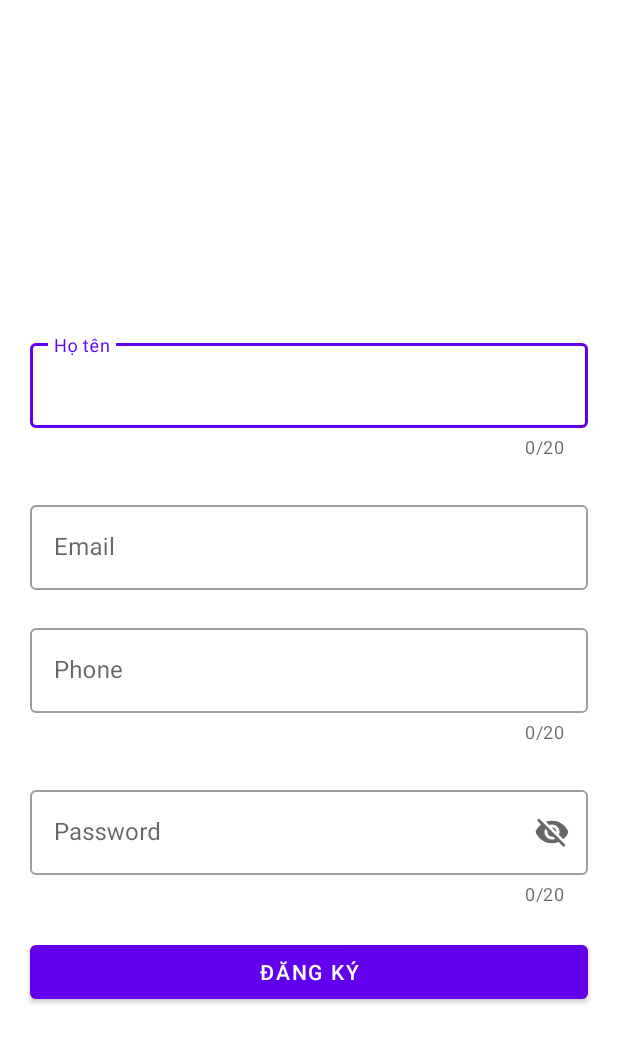
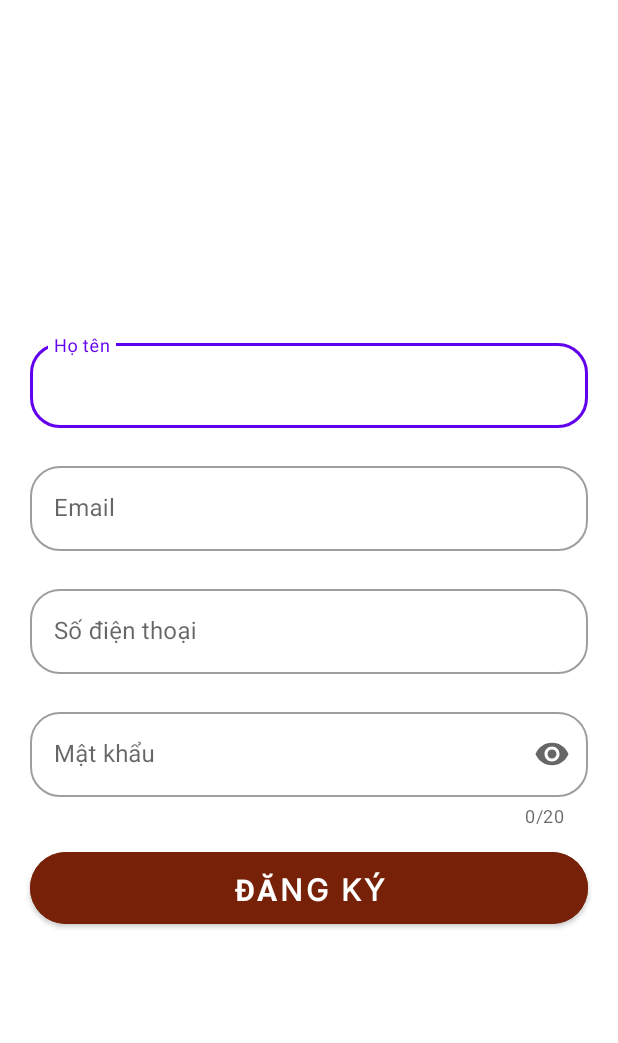
Before and after one commit to vietthong31/pizzaking, an Android app: the layout activity_register.xml on its own in the app's theme, with its tools: preview values and no code run, on a phone screen of 412 x 824 dp. Shown: the top 1043 px of the screen. Run offline under Robolectric (Android 15) with nearby library versions, the phone set to English and light mode, and no system bars.

Commit message:
register, login, main changes. firebase-bom added.

```diff
--- a/app/build.gradle
+++ b/app/build.gradle
@@ -42,8 +42,10 @@ dependencies {
     androidTestImplementation 'androidx.test.ext:junit:1.1.4'
     androidTestImplementation 'androidx.test.espresso:espresso-core:3.5.0'
 
-    implementation 'com.google.firebase:firebase-auth:21.1.0'
-    implementation 'com.google.firebase:firebase-database:20.0.0'
+    implementation platform('com.google.firebase:firebase-bom:31.1.1')
+
+    implementation 'com.google.firebase:firebase-auth'
+    implementation 'com.google.firebase:firebase-database'
     implementation 'com.firebaseui:firebase-ui-database:8.0.2'
     implementation 'com.google.firebase:firebase-firestore'
     implementation 'com.google.firebase:firebase-storage'
--- a/app/src/main/res/layout/activity_main.xml
+++ b/app/src/main/res/layout/activity_main.xml
@@ -28,7 +28,7 @@
         android:fontFamily="@font/inter"
         android:text="PIZZAKING"
         android:textColor="@color/white"
-        android:textSize="48sp"
+        android:textSize="60sp"
         android:textStyle="bold"
         app:layout_constraintEnd_toEndOf="parent"
         app:layout_constraintStart_toStartOf="parent"
@@ -39,8 +39,9 @@
         android:layout_width="0dp"
         android:layout_height="wrap_content"
         android:layout_marginStart="32dp"
-        android:layout_marginTop="60dp"
+        android:layout_marginTop="40dp"
         android:layout_marginEnd="32dp"
+        android:backgroundTint="@color/darkBrown"
         android:fontFamily="@font/inter"
         android:paddingHorizontal="20dp"
         android:paddingVertical="10dp"
@@ -66,6 +67,7 @@
         android:text="ĐĂNG KÝ"
         android:textSize="20sp"
         android:textStyle="bold"
+        android:backgroundTint="@color/darkBrown"
         app:cornerRadius="24dp"
         app:layout_constraintEnd_toEndOf="parent"
         app:layout_constraintStart_toStartOf="parent"
--- a/app/src/main/res/layout/activity_register.xml
+++ b/app/src/main/res/layout/activity_register.xml
@@ -29,8 +29,10 @@
             android:layout_marginStart="20dp"
             android:layout_marginTop="20dp"
             android:layout_marginEnd="20dp"
-            android:hint="Họ tên"
-            app:counterEnabled="true"
+            app:boxCornerRadiusBottomEnd="20dp"
+            app:boxCornerRadiusBottomStart="20dp"
+            app:boxCornerRadiusTopEnd="20dp"
+            app:boxCornerRadiusTopStart="20dp"
             app:counterMaxLength="20"
             app:endIconMode="clear_text"
             app:layout_constraintEnd_toEndOf="parent"
@@ -41,6 +43,8 @@
                 android:id="@+id/inputFullName"
                 android:layout_width="match_parent"
                 android:layout_height="wrap_content"
+                android:hint="Họ tên"
+                android:inputType="textPersonName"
                 android:maxLength="20" />
         </com.google.android.material.textfield.TextInputLayout>
 
@@ -50,9 +54,12 @@
             android:layout_width="match_parent"
             android:layout_height="wrap_content"
             android:layout_marginStart="20dp"
-            android:layout_marginTop="25dp"
             android:layout_marginEnd="20dp"
-            android:hint="Email"
+            android:layout_marginTop="20dp"
+            app:boxCornerRadiusBottomEnd="20dp"
+            app:boxCornerRadiusBottomStart="20dp"
+            app:boxCornerRadiusTopEnd="20dp"
+            app:boxCornerRadiusTopStart="20dp"
             app:endIconMode="clear_text"
             app:layout_constraintEnd_toEndOf="parent"
             app:layout_constraintStart_toStartOf="parent"
@@ -61,7 +68,9 @@
             <EditText
                 android:id="@+id/inputEmail"
                 android:layout_width="match_parent"
-                android:layout_height="wrap_content" />
+                android:layout_height="wrap_content"
+                android:hint="Email"
+                android:inputType="textEmailAddress" />
         </com.google.android.material.textfield.TextInputLayout>
 
         <com.google.android.material.textfield.TextInputLayout
@@ -70,10 +79,12 @@
             android:layout_width="match_parent"
             android:layout_height="wrap_content"
             android:layout_marginStart="20dp"
+            android:layout_marginEnd="20dp"
             android:layout_marginTop="20dp"
-            android:layout_marginEnd="20dp"
-            android:hint="Phone"
-            app:counterEnabled="true"
+            app:boxCornerRadiusBottomEnd="20dp"
+            app:boxCornerRadiusBottomStart="20dp"
+            app:boxCornerRadiusTopEnd="20dp"
+            app:boxCornerRadiusTopStart="20dp"
             app:counterMaxLength="20"
             app:endIconMode="clear_text"
             app:layout_constraintEnd_toEndOf="parent"
@@ -84,6 +95,8 @@
                 android:id="@+id/inputPhone"
                 android:layout_width="match_parent"
                 android:layout_height="wrap_content"
+                android:hint="Số điện thoại"
+                android:inputType="phone"
                 android:maxLength="20" />
         </com.google.android.material.textfield.TextInputLayout>
 
@@ -93,9 +106,12 @@
             android:layout_width="match_parent"
             android:layout_height="wrap_content"
             android:layout_marginStart="20dp"
-            android:layout_marginTop="25dp"
             android:layout_marginEnd="20dp"
-            android:hint="Password"
+            android:layout_marginTop="20dp"
+            app:boxCornerRadiusBottomEnd="20dp"
+            app:boxCornerRadiusBottomStart="20dp"
+            app:boxCornerRadiusTopEnd="20dp"
+            app:boxCornerRadiusTopStart="20dp"
             app:counterEnabled="true"
             app:counterMaxLength="20"
             app:endIconMode="password_toggle"
@@ -107,6 +123,8 @@
                 android:id="@+id/inputPassword"
                 android:layout_width="match_parent"
                 android:layout_height="wrap_content"
+                android:hint="Mật khẩu"
+                android:inputType="textPassword"
                 android:maxLength="20" />
         </com.google.android.material.textfield.TextInputLayout>
 
@@ -115,9 +133,16 @@
             android:layout_width="match_parent"
             android:layout_height="wrap_content"
             android:layout_marginStart="20dp"
-            android:layout_marginTop="20dp"
+            android:layout_marginTop="10dp"
             android:layout_marginEnd="20dp"
-            android:text="Đăng Ký" />
+            android:backgroundTint="@color/darkBrown"
+            android:paddingTop="10dp"
+            android:paddingBottom="10dp"
+            android:text="Đăng Ký"
+            android:fontFamily="@font/inter"
+            android:textFontWeight="700"
+            android:textSize="20sp"
+            app:cornerRadius="24dp" />
 
     </LinearLayout>
 
--- a/app/src/main/res/values/colors.xml
+++ b/app/src/main/res/values/colors.xml
@@ -10,4 +10,5 @@
     <color name="overlayBgr">#7f333639</color>
     <color name="overlayActionBar">#0e0d0e</color>
     <color name="colorOrage">#D66541</color>
+    <color name="darkBrown">#772208</color>
 </resources>
```
Also changed, not shown: app/src/main/java/com/example/fooddelivery/Login.java (+12 -2 lines), app/src/main/java/com/example/fooddelivery/Register.java (+13 -1 lines), app/src/main/res/layout/activity_login.xml (+44 -22 lines).
